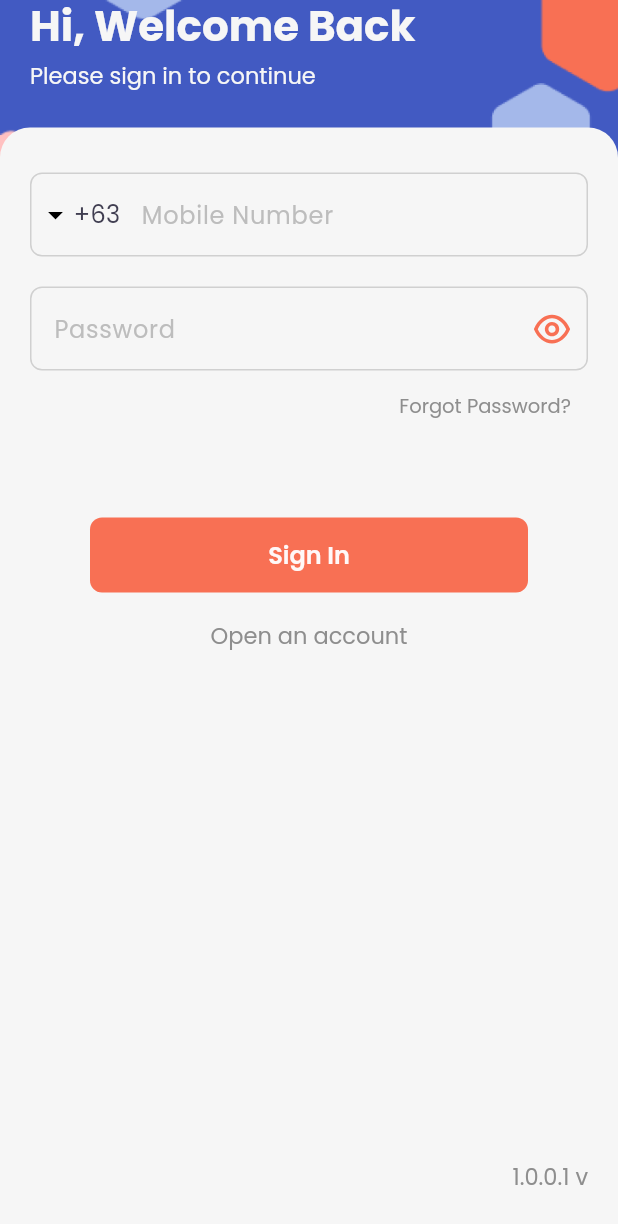
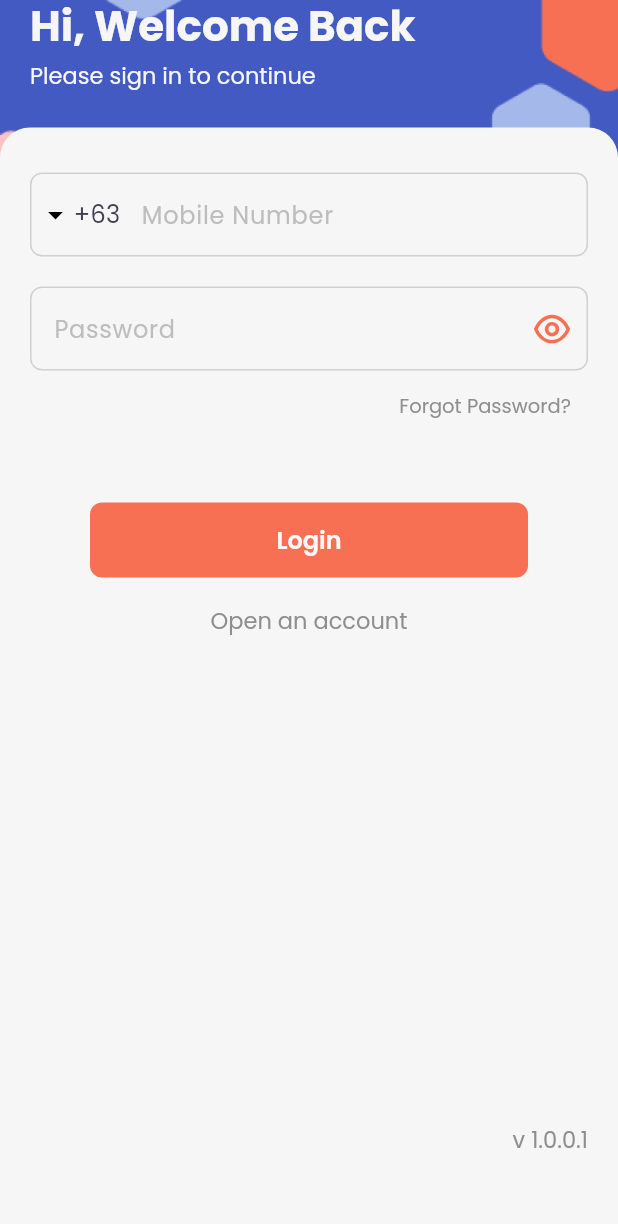
Before and after one commit to kin-mynthone/mynthone, a Flutter app: the SignInView screen opened by its route, on a phone screen of 412 x 824 dp. Shown: the top 1224 px of the screen. Run offline on Flutter 3.47's test engine with Material 3 defaults, Android fonts, the phone set to English and light mode, and no system bars; drawn by our look-alikes of flutter_form_builder; our stand-ins replace cloud_firestore, device_preview, firebase_auth, firebase_core, flutter_dotenv, flutter_spinkit and 8 more; missing offline and left inert: fl_country_code_picker; accounts and stored records are empty.

Commit message:
update login

```diff
--- /dev/null
+++ b/lib/app/features/auth_otp/controllers/auth_otp_controller.dart
@@ -0,0 +1,3 @@
+import 'package:get/get.dart';
+
+class AuthOtpController extends GetxController {}
--- a/lib/app/features/sign_in/controllers/sign_in_controller.dart
+++ b/lib/app/features/sign_in/controllers/sign_in_controller.dart
@@ -79,6 +79,10 @@ class SignInController extends GetxController {
 
   bool validateForm() {
     final isValid = _formKey.currentState?.isValid ?? false;
+    final mobileNumber = _mobileNumberEditingController.text.trim();
+    final password = _passwordEditingController.text.trim();
+    final countryCode = _countryCode.value.trim();
+    Log.printInfo('Credentials: $countryCode| $mobileNumber | $password');
     return isValid;
   }
 
--- a/lib/app/features/sign_in/views/sign_in_view.dart
+++ b/lib/app/features/sign_in/views/sign_in_view.dart
@@ -12,32 +12,83 @@ import '../../../helpers/log_helper.dart';
 import '../../../themes/app_colors.dart';
 import '../../../widgets/custom_text_widget.dart';
 import '../../../widgets/eye_icon_widget.dart';
+import '../../../widgets/loading_overlay_widget.dart';
 import '../../../widgets/slash_eye_icon_widget.dart';
+import '../../splash/controllers/auth_controller.dart';
 import '../controllers/sign_in_controller.dart';
 
-class SignInView extends GetView<SignInController> {
+class SignInView extends StatefulWidget {
   const SignInView({super.key});
 
   @override
+  State<SignInView> createState() => _SignInViewState();
+}
+
+class _SignInViewState extends State<SignInView> {
+  final signInController = SignInController.find;
+  final authController = AuthController.find;
+  late Worker _authStatusWorker;
+
+  @override
+  void initState() {
+    super.initState();
+    _setUpAuthStatusWorker();
+  }
+
+  @override
+  void dispose() {
+    _authStatusWorker.dispose();
+    super.dispose();
+  }
+
+  void _setUpAuthStatusWorker() {
+    _authStatusWorker = ever(
+      authController.status,
+      (value) {
+        if (value == AuthStatus.error) {
+          Log.printInfo(authController.currentState);
+        }
+
+        if (value == AuthStatus.unauthenticated) {
+          Log.printInfo(authController.currentState);
+        }
+
+        if (value == AuthStatus.authenticated) {
+          Log.printInfo(authController.currentState);
+          //TODO: add dashboard
+        }
+      },
+    );
+  }
+
+  @override
   Widget build(BuildContext context) {
-    return Scaffold(
-      backgroundColor: AppColors.h425AC2,
-      body: Container(
+    var screenHeight = MediaQuery.of(context).size.height;
+
+    return PopScope(
+      canPop: signInController.isLoading ? false : true,
+      child: Stack(
+        children: [
+          Container(
+            height: screenHeight,
             decoration: const BoxDecoration(
               image: DecorationImage(
                 image: AssetImage(AssetPath.loginBg),
                 fit: BoxFit.cover,
               ),
             ),
-        child: const SafeArea(
+          ),
+          const Scaffold(
+            backgroundColor: Colors.transparent,
+            body: SafeArea(
               bottom: false,
               child: Column(
                 mainAxisAlignment: MainAxisAlignment.start,
                 crossAxisAlignment: CrossAxisAlignment.start,
                 children: [
                   Padding(
-                padding:
-                    EdgeInsets.symmetric(horizontal: AppNumbers.screenPadding),
+                    padding: EdgeInsets.symmetric(
+                        horizontal: AppNumbers.screenPadding),
                     child: _HeaderWidget(),
                   ),
                   SizedBox(
@@ -48,15 +99,24 @@ class SignInView extends GetView<SignInController> {
               ),
             ),
           ),
+          _buildLoadingOverlay(),
+        ],
+      ),
     );
+  }
+
+  Obx _buildLoadingOverlay() {
+    return Obx(() => LoadingOverlay(isLoading: signInController.isLoading));
   }
 }
 
-class _BodyWidget extends StatelessWidget {
+class _BodyWidget extends GetView<SignInController> {
   const _BodyWidget();
 
   @override
   Widget build(BuildContext context) {
+    var screenHeight = MediaQuery.of(context).size.height;
+
     return Expanded(
       child: Container(
         decoration: const BoxDecoration(
@@ -66,10 +126,15 @@ class _BodyWidget extends StatelessWidget {
             topRight: Radius.circular(AppNumbers.cornerRadius),
           ),
         ),
-        child: const Padding(
-          padding: EdgeInsets.symmetric(
+        child: Padding(
+          padding: const EdgeInsets.symmetric(
               horizontal: AppNumbers.screenPadding, vertical: 30),
-          child: Column(
+          child: Stack(
+            children: [
+              SingleChildScrollView(
+                child: FormBuilder(
+                  key: controller.formKey,
+                  child: const Column(
                     mainAxisAlignment: MainAxisAlignment.start,
                     crossAxisAlignment: CrossAxisAlignment.end,
                     children: [
@@ -80,15 +145,22 @@ class _BodyWidget extends StatelessWidget {
                       _PasswordTextFormField(),
                       _GotoForgotPassword(),
                       SizedBox(
-                height: 50,
+                        height: 40,
                       ),
                       _SignInButton(),
                       SizedBox(
                         height: 5,
                       ),
                       _GotoRegistration(),
-              Spacer(),
-              _AppVersion(),
+                    ],
+                  ),
+                ),
+              ),
+              Positioned(
+                bottom: screenHeight * 0.03,
+                right: 0,
+                child: const _AppVersion(),
+              ),
             ],
           ),
         ),
@@ -244,21 +316,6 @@ class _GotoForgotPassword extends StatelessWidget {
   }
 }
 
-class _SignInButton extends StatelessWidget {
-  const _SignInButton();
-
-  @override
-  Widget build(BuildContext context) {
-    return Padding(
-      padding: const EdgeInsets.symmetric(horizontal: 40),
-      child: ElevatedButton(
-        onPressed: () {},
-        child: Text('Sign In'.tr),
-      ),
-    );
-  }
-}
-
 class _GotoRegistration extends StatelessWidget {
   const _GotoRegistration();
 
@@ -285,7 +342,7 @@ class _AppVersion extends GetView<SignInController> {
   Widget build(BuildContext context) {
     return Obx(
       () => CustomTextWidget(
-        text: '${controller.currentVersion} v',
+        text: 'v ${controller.currentVersion}',
         color: AppColors.h8E8E8E,
         fontWeight: FontWeight.normal,
         fontSize: 15,
@@ -293,3 +350,101 @@ class _AppVersion extends GetView<SignInController> {
     );
   }
 }
+
+class _SignInButton extends StatefulWidget {
+  const _SignInButton();
+
+  @override
+  State<_SignInButton> createState() => _SignInButtonState();
+}
+
+class _SignInButtonState extends State<_SignInButton> {
+  final signInController = SignInController.find;
+
+  late Worker _loginStatusWorker;
+
+  @override
+  void initState() {
+    super.initState();
+    _setUpLoginStatusWorker();
+  }
+
+  @override
+  void dispose() {
+    _loginStatusWorker.dispose();
+    super.dispose();
+  }
+
+  void _setUpLoginStatusWorker() {
+    _loginStatusWorker = ever(
+      signInController.status,
+      (value) {
+        if (value == SignInStatus.error) {
+          Log.printInfo(signInController.currentState);
+          final title = 'Login Error'.tr;
+          final message = signInController.errorMessage;
+          _showErrorDialog(context, title: title, message: message);
+        }
+
+        if (value == SignInStatus.loading) {
+          Log.printInfo(signInController.currentState);
+        }
+
+        if (value == SignInStatus.succeeded) {
+          Log.printInfo(signInController.currentState);
+        }
+      },
+    );
+  }
+
+  @override
+  Widget build(BuildContext context) {
+    return Padding(
+      padding: const EdgeInsets.symmetric(horizontal: 40),
+      child: ElevatedButton(
+        onPressed: () {
+          final isValidForm = signInController.validateForm();
+
+          if (!isValidForm) {
+            Log.printWarning('Invalid Login Form');
+            final title = 'Login Error'.tr;
+            final message = 'Ensure that the form is properly filled in.'.tr;
+            _showErrorDialog(context, title: title, message: message);
+
+            return;
+          }
+
+          // signInController.signIn();
+        },
+        child: Text('Login'.tr),
+      ),
+    );
+  }
+
+  Future<void> _showErrorDialog(
+    BuildContext context, {
+    required String title,
+    required String message,
+  }) {
+    return showDialog(
+      context: context,
+      barrierDismissible: false,
+      builder: (BuildContext context) {
+        return PopScope(
+          canPop: false,
+          child: AlertDialog(
+            backgroundColor: Colors.white,
+            title: Text(title),
+            content: Text(message),
+            actions: [
+              TextButton(
+                onPressed: () => Navigator.of(context).pop(),
+                child: Text('Got it'.tr),
+              ),
+            ],
+          ),
+        );
+      },
+    );
+  }
+}
```
Also changed, not shown: lib/app/features/auth_otp/bindings/auth_otp_binding.dart (added, +10 -0 lines), lib/app/features/auth_otp/views/auth_otp_view.dart (added, +24 -0 lines). Lines whose indentation alone changed are shown as unchanged.
